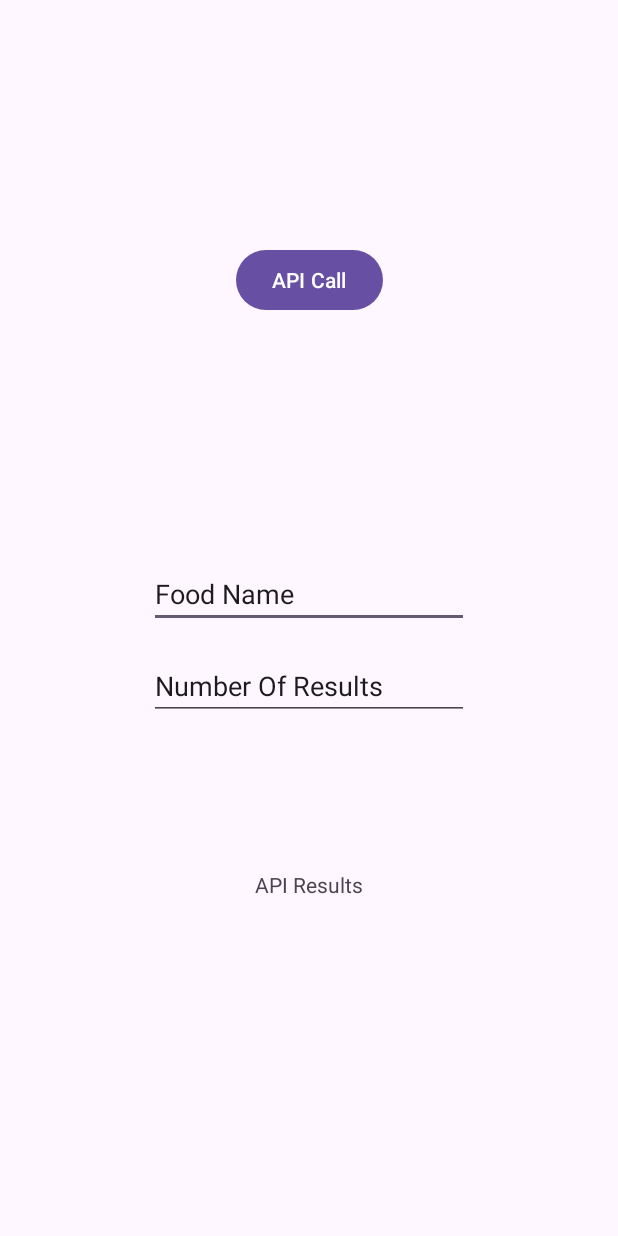
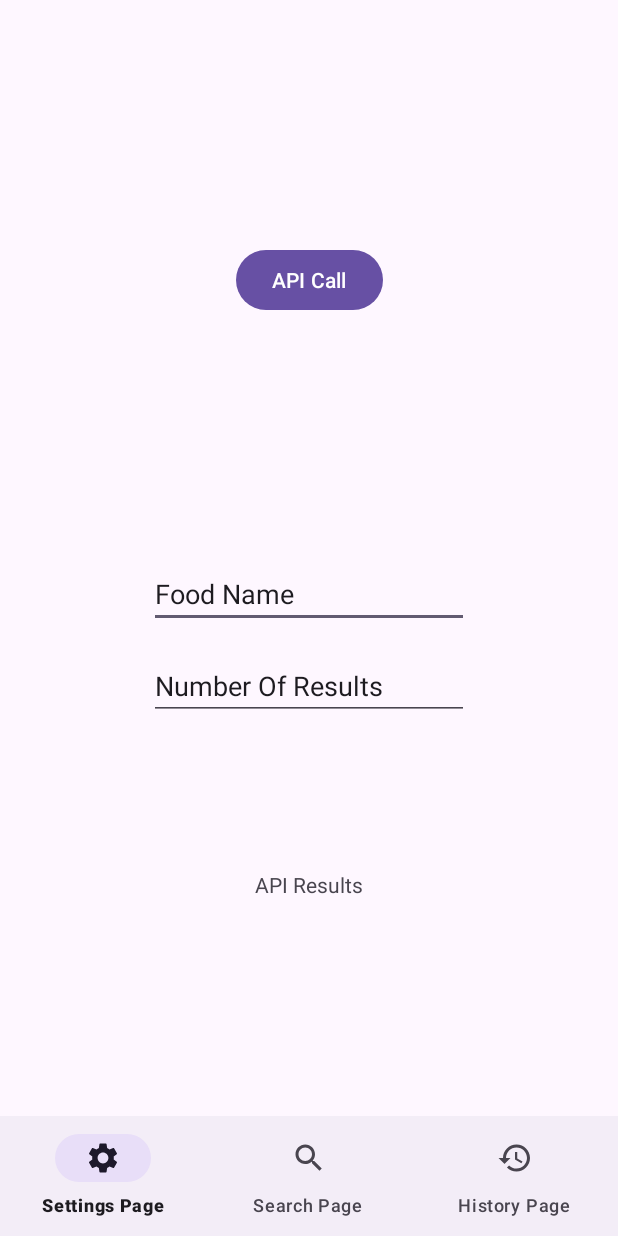
Before and after one commit to moefsaadi/Food-App, an Android app: the layout activity_main.xml on its own in the app's theme, with its tools: preview values and no code run, on a phone screen of 412 x 824 dp. Run offline under Robolectric (Android 15) with nearby library versions, the phone set to English and light mode, and no system bars.

Commit message:
Added Bottom Nav Bar

```diff
--- a/app/src/main/java/com/example/foodapp/api/CaloricBreakdown.kt
+++ b/app/src/main/java/com/example/foodapp/api/CaloricBreakdown.kt
@@ -7,9 +7,9 @@ import com.squareup.moshi.JsonClass
 @JsonClass(generateAdapter = true)
 data class CaloricBreakdown(
     @Json(name = "percentCarbs")
-    val percentCarbs: Double,
+    val percentCarbs: Double?,
     @Json(name = "percentFat")
-    val percentFat: Double,
+    val percentFat: Double?,
     @Json(name = "percentProtein")
-    val percentProtein: Double
+    val percentProtein: Double?
 )
--- a/app/src/main/java/com/example/foodapp/viewModels/MainViewModel.kt
+++ b/app/src/main/java/com/example/foodapp/viewModels/MainViewModel.kt
@@ -41,7 +41,7 @@ class MainViewModel: ViewModel() {
                 }
                 //any other error, like internet
                 ApiResult.NetworkFailure -> {
-                    _retrofitState.tryEmit(FoodRetrofitEvent.Failed("network_oops"))
+                    _retrofitState.tryEmit(FoodRetrofitEvent.Failed("Network Failure!"))
                 }
                 //only reach when 200-OK
                 is ApiResult.Success -> {
--- /dev/null
+++ b/app/src/main/res/drawable/ic_baseline_history_24.xml
@@ -0,0 +1,5 @@
+<vector android:height="24dp" android:tint="#000000"
+    android:viewportHeight="24" android:viewportWidth="24"
+    android:width="24dp" xmlns:android="http://schemas.android.com/apk/res/android">
+    <path android:fillColor="@android:color/white" android:pathData="M13,3c-4.97,0 -9,4.03 -9,9L1,12l3.89,3.89 0.07,0.14L9,12L6,12c0,-3.87 3.13,-7 7,-7s7,3.13 7,7 -3.13,7 -7,7c-1.93,0 -3.68,-0.79 -4.94,-2.06l-1.42,1.42C8.27,19.99 10.51,21 13,21c4.97,0 9,-4.03 9,-9s-4.03,-9 -9,-9zM12,8v5l4.28,2.54 0.72,-1.21 -3.5,-2.08L13.5,8L12,8z"/>
+</vector>
--- /dev/null
+++ b/app/src/main/res/drawable/ic_baseline_search_24.xml
@@ -0,0 +1,5 @@
+<vector android:height="24dp" android:tint="#000000"
+    android:viewportHeight="24" android:viewportWidth="24"
+    android:width="24dp" xmlns:android="http://schemas.android.com/apk/res/android">
+    <path android:fillColor="@android:color/white" android:pathData="M15.5,14h-0.79l-0.28,-0.27C15.41,12.59 16,11.11 16,9.5 16,5.91 13.09,3 9.5,3S3,5.91 3,9.5 5.91,16 9.5,16c1.61,0 3.09,-0.59 4.23,-1.57l0.27,0.28v0.79l5,4.99L20.49,19l-4.99,-5zM9.5,14C7.01,14 5,11.99 5,9.5S7.01,5 9.5,5 14,7.01 14,9.5 11.99,14 9.5,14z"/>
+</vector>
--- /dev/null
+++ b/app/src/main/res/drawable/ic_baseline_settings_24.xml
@@ -0,0 +1,5 @@
+<vector android:height="24dp" android:tint="#000000"
+    android:viewportHeight="24" android:viewportWidth="24"
+    android:width="24dp" xmlns:android="http://schemas.android.com/apk/res/android">
+    <path android:fillColor="@android:color/white" android:pathData="M19.14,12.94c0.04,-0.3 0.06,-0.61 0.06,-0.94c0,-0.32 -0.02,-0.64 -0.07,-0.94l2.03,-1.58c0.18,-0.14 0.23,-0.41 0.12,-0.61l-1.92,-3.32c-0.12,-0.22 -0.37,-0.29 -0.59,-0.22l-2.39,0.96c-0.5,-0.38 -1.03,-0.7 -1.62,-0.94L14.4,2.81c-0.04,-0.24 -0.24,-0.41 -0.48,-0.41h-3.84c-0.24,0 -0.43,0.17 -0.47,0.41L9.25,5.35C8.66,5.59 8.12,5.92 7.63,6.29L5.24,5.33c-0.22,-0.08 -0.47,0 -0.59,0.22L2.74,8.87C2.62,9.08 2.66,9.34 2.86,9.48l2.03,1.58C4.84,11.36 4.8,11.69 4.8,12s0.02,0.64 0.07,0.94l-2.03,1.58c-0.18,0.14 -0.23,0.41 -0.12,0.61l1.92,3.32c0.12,0.22 0.37,0.29 0.59,0.22l2.39,-0.96c0.5,0.38 1.03,0.7 1.62,0.94l0.36,2.54c0.05,0.24 0.24,0.41 0.48,0.41h3.84c0.24,0 0.44,-0.17 0.47,-0.41l0.36,-2.54c0.59,-0.24 1.13,-0.56 1.62,-0.94l2.39,0.96c0.22,0.08 0.47,0 0.59,-0.22l1.92,-3.32c0.12,-0.22 0.07,-0.47 -0.12,-0.61L19.14,12.94zM12,15.6c-1.98,0 -3.6,-1.62 -3.6,-3.6s1.62,-3.6 3.6,-3.6s3.6,1.62 3.6,3.6S13.98,15.6 12,15.6z"/>
+</vector>
--- a/app/src/main/res/layout/activity_main.xml
+++ b/app/src/main/res/layout/activity_main.xml
@@ -4,7 +4,25 @@
     xmlns:tools="http://schemas.android.com/tools"
     android:layout_width="match_parent"
     android:layout_height="match_parent"
-    tools:context=".MainActivity">
+    tools:context=".activities.MainActivity">
+
+    <LinearLayout
+        android:id="@+id/bot_linear_layout"
+        android:layout_width="match_parent"
+        android:layout_height="wrap_content"
+        android:orientation="horizontal"
+        app:layout_constraintBottom_toBottomOf="parent"
+        app:layout_constraintEnd_toEndOf="parent"
+        app:layout_constraintStart_toStartOf="parent">
+
+    <com.google.android.material.bottomnavigation.BottomNavigationView
+        android:id="@+id/bottom_nav_bar"
+        android:layout_width="match_parent"
+        android:layout_height="wrap_content"
+        app:layout_constraintBottom_toTopOf="@+id/bot_linear_layout"
+        app:menu="@menu/bottom_navigation_menu" />
+
+    </LinearLayout>
 
     <EditText
         android:id="@+id/food_name_input"
--- /dev/null
+++ b/app/src/main/res/menu/bottom_navigation_menu.xml
@@ -0,0 +1,26 @@
+<?xml version="1.0" encoding="utf-8"?>
+<menu xmlns:android="http://schemas.android.com/apk/res/android"
+    xmlns:app="http://schemas.android.com/apk/res-auto">
+
+    <item
+        android:id="@+id/setting_menu"
+        android:enabled="true"
+        android:icon="@drawable/ic_baseline_settings_24"
+        app:showAsAction="always"
+        android:title="Settings Page"/>
+
+    <item
+        android:id="@+id/search_menu"
+        android:enabled="true"
+        android:icon="@drawable/ic_baseline_search_24"
+        app:showAsAction="always"
+        android:title="Search Page"/>
+
+    <item
+        android:id="@+id/history_menu"
+        android:enabled="true"
+        android:icon="@drawable/ic_baseline_history_24"
+        app:showAsAction="always"
+        android:title="History Page"/>
+
+</menu>
```
Also changed, not shown: app/src/main/AndroidManifest.xml (+8 -4 lines), app/src/main/java/com/example/foodapp/activities/HistoryActivity.kt (added, +46 -0 lines), app/src/main/java/com/example/foodapp/activities/MainActivity.kt (renamed from app/src/main/java/com/example/foodapp/MainActivity.kt, +33 -1 lines), app/src/main/java/com/example/foodapp/activities/SettingsActivity.kt (added, +45 -0 lines), app/src/main/java/com/example/foodapp/api/Nutrient.kt (+4 -4 lines), app/src/main/java/com/example/foodapp/api/Nutrition.kt (+6 -6 lines), app/src/main/java/com/example/foodapp/api/ProductResponse.kt (+4 -4 lines), app/src/main/res/layout/activity_history.xml (added, +27 -0 lines), app/src/main/res/layout/activity_settings.xml (added, +27 -0 lines).
